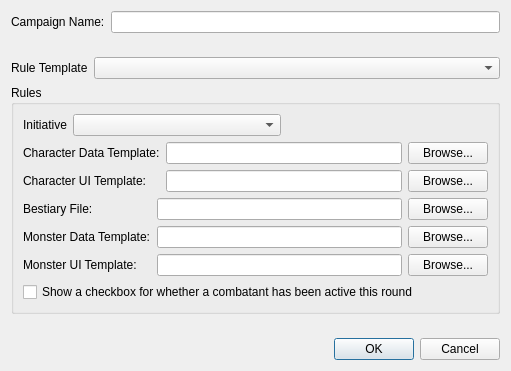
Old version of the form DMHelper/src/newcampaigndialog.ui in the repository MMetze/DMHelper.
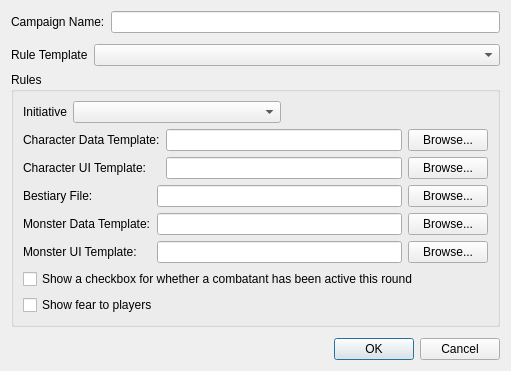
New version of the form. Icons and pictures are not drawn.

```diff
--- a/DMHelper/src/newcampaigndialog.ui
+++ b/DMHelper/src/newcampaigndialog.ui
@@ -248,6 +248,17 @@
         </property>
        </widget>
       </item>
+      <item>
+       <widget class="QCheckBox" name="chkShowFear">
+        <property name="text">
+         <string>Show fear to players</string>
+        </property>
+        <property name="icon">
+         <iconset resource="resources.qrc">
+          <normaloff>:/img/data/img/hood.png</normaloff>:/img/data/img/hood.png</iconset>
+        </property>
+       </widget>
+      </item>
      </layout>
     </widget>
    </item>
```
